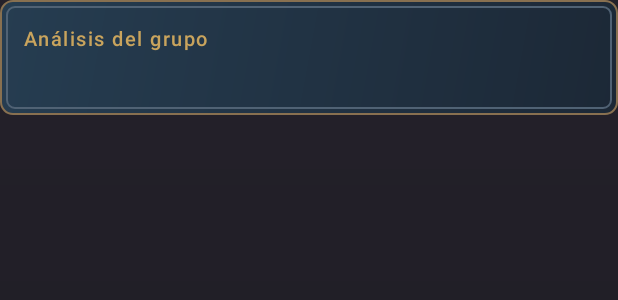
After one commit to DavidSM24/FEFW-Manager, an Android app: the layout view_group_analysis.xml on its own in the app's theme, with its tools: preview values and no code run, on a phone screen of 412 x 824 dp. The commit adds this screen. Shown: the top 300 px of the screen. Run offline under Robolectric (Android 15) with nearby library versions, the phone set to English and light mode, and no system bars.

Commit message:
Añade perfiles de clase y análisis táctico por senda

```diff
--- /dev/null
+++ b/app/src/main/java/com/davidsm24/fefwmanager/units/ClassTag.java
@@ -0,0 +1,5 @@
+package com.davidsm24.fefwmanager.units;
+
+enum ClassTag {
+    FISICO, MAGICO, VOLADOR, MONTADO, CERROJO, TANQUE, CURADOR, APOYO
+}
--- a/app/src/main/res/layout/activity_unit_roster.xml
+++ b/app/src/main/res/layout/activity_unit_roster.xml
@@ -50,5 +50,6 @@
         android:layout_marginTop="@dimen/item_gap"
         android:layout_weight="1"
         android:divider="@android:color/transparent"
-        android:dividerHeight="6dp" />
+        android:dividerHeight="6dp"
+        android:visibility="gone" />
 </LinearLayout>
--- /dev/null
+++ b/app/src/main/res/layout/view_group_analysis.xml
@@ -0,0 +1,60 @@
+<?xml version="1.0" encoding="utf-8"?>
+<LinearLayout xmlns:android="http://schemas.android.com/apk/res/android"
+    style="@style/Widget.FefwManager.TitlePanel"
+    android:layout_width="match_parent"
+    android:layout_height="wrap_content"
+    android:orientation="vertical">
+
+    <TextView
+        android:layout_width="match_parent"
+        android:layout_height="wrap_content"
+        android:text="@string/group_analysis_title"
+        android:textAppearance="@style/TextAppearance.Fefw.Inscription"
+        android:textColor="@color/imperial_gold" />
+
+    <TextView
+        android:id="@+id/group_evaluated_units"
+        android:layout_width="match_parent"
+        android:layout_height="wrap_content"
+        android:layout_marginTop="4dp"
+        android:textAppearance="@style/TextAppearance.Fefw.Body" />
+
+    <LinearLayout
+        android:id="@+id/group_scores"
+        android:layout_width="match_parent"
+        android:layout_height="wrap_content"
+        android:layout_marginTop="@dimen/item_gap"
+        android:orientation="vertical"
+        android:visibility="gone">
+
+        <TextView
+            android:id="@+id/group_attack"
+            android:layout_width="match_parent"
+            android:layout_height="wrap_content"
+            android:textAppearance="@style/TextAppearance.Fefw.Body" />
+
+        <TextView
+            android:id="@+id/group_defense"
+            android:layout_width="match_parent"
+            android:layout_height="wrap_content"
+            android:textAppearance="@style/TextAppearance.Fefw.Body" />
+
+        <TextView
+            android:id="@+id/group_mobility"
+            android:layout_width="match_parent"
+            android:layout_height="wrap_content"
+            android:textAppearance="@style/TextAppearance.Fefw.Body" />
+
+        <TextView
+            android:id="@+id/group_support"
+            android:layout_width="match_parent"
+            android:layout_height="wrap_content"
+            android:textAppearance="@style/TextAppearance.Fefw.Body" />
+
+        <TextView
+            android:id="@+id/group_healing"
+            android:layout_width="match_parent"
+            android:layout_height="wrap_content"
+            android:textAppearance="@style/TextAppearance.Fefw.Body" />
+    </LinearLayout>
+</LinearLayout>
```
Also changed, not shown: app/src/main/java/com/davidsm24/fefwmanager/units/ClassRoleCatalog.java (added, +114 -0 lines), app/src/main/java/com/davidsm24/fefwmanager/units/ClassRoleProfile.java (added, +16 -0 lines), app/src/main/java/com/davidsm24/fefwmanager/units/GroupAnalysis.java (added, +37 -0 lines), app/src/main/java/com/davidsm24/fefwmanager/units/UnitRosterActivity.java (+26 -1 lines), app/src/main/java/com/davidsm24/fefwmanager/units/UnitRosterViewModel.java (+9 -0 lines), app/src/main/res/values/strings.xml (+8 -0 lines), 2 other files.
